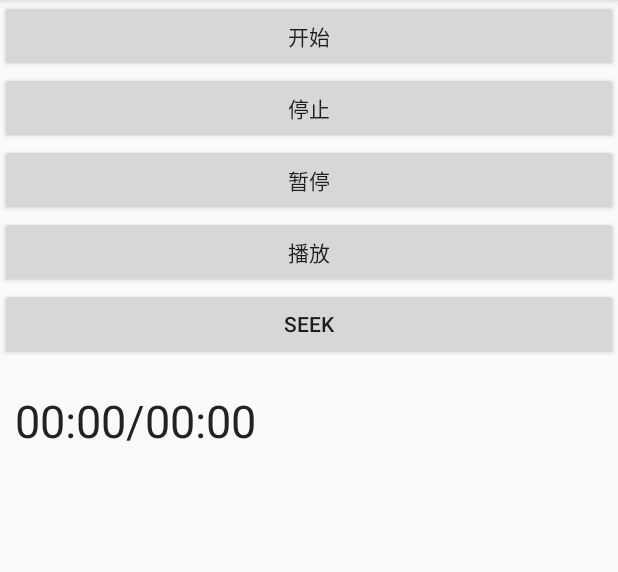
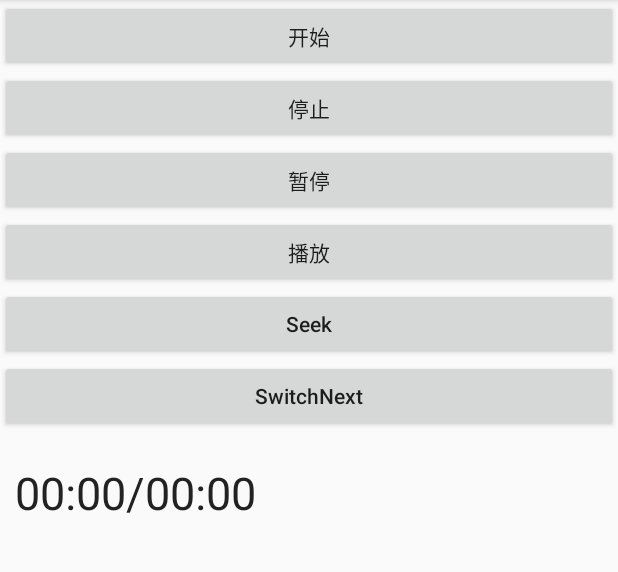
Before and after one commit to gogoDoPeter/WeMusic2, an Android app: the screen it shows after launch (MainActivity), after a tap on "停止", on a phone screen of 412 x 824 dp, the part 84-656 px from its top. Run offline under Robolectric (Android 15) with nearby library versions, the phone set to English and light mode, and no system bars; 7 statements that could not run were skipped.

Commit message:
Implement switch next

```diff
--- a/app/src/main/java/com/peter/wemusic/MainActivity.java
+++ b/app/src/main/java/com/peter/wemusic/MainActivity.java
@@ -185,4 +185,8 @@ public class MainActivity extends AppCompatActivity {
     public void seek(View view) {
         wePlayer.seek(215);
     }
+
+    public void switch_next(View view) {
+        wePlayer.playNext("http://ngcdn004.cnr.cn/live/dszs/index.m3u8");
+    }
 }
--- a/app/src/main/res/layout/activity_main.xml
+++ b/app/src/main/res/layout/activity_main.xml
@@ -33,8 +33,14 @@
         android:layout_width="match_parent"
         android:layout_height="wrap_content"
         android:text="Seek"
+        android:textAllCaps="false"
         android:onClick="seek"/>
-
+    <Button
+        android:layout_width="match_parent"
+        android:layout_height="wrap_content"
+        android:text="SwitchNext"
+        android:textAllCaps="false"
+        android:onClick="switch_next"/>
     <TextView
             android:id="@+id/tv_time"
             android:layout_width="wrap_content"
--- a/myplayer/src/main/java/com/peter/myplayer/player/WeAudioPlayer.java
+++ b/myplayer/src/main/java/com/peter/myplayer/player/WeAudioPlayer.java
@@ -35,6 +35,7 @@ public class WeAudioPlayer {
     private MyOnErrorListener onErrorListener;
     private MyOnCompleteListener onCompleteListener;
     private static TimeInfoBean timeInfoBean;
+    private static boolean isPlayNext = false;
 
     public WeAudioPlayer() {
         MyLog.d("WeAudioPlayer constructor in MyLog");
@@ -100,6 +101,8 @@ public class WeAudioPlayer {
             MyLog.d("data source not be empty");
             return;
         }
+        //TODO start new child thread1, native-lib new child thread2,
+        // finally execute func in which thread?
         new Thread(new Runnable() {
             @Override
             public void run() {
@@ -109,8 +112,8 @@ public class WeAudioPlayer {
         }).start();
     }
 
-    public void stop() {
-        timeInfoBean=null;
+    public void stop() {//TODO why stop new thread?
+        timeInfoBean = null;
         new Thread(new Runnable() {
             @Override
             public void run() {
@@ -122,7 +125,6 @@ public class WeAudioPlayer {
     public void seek(int second) {
         NativeSeek(second);
     }
-
 
     public void pause() {
         pauseNative();
@@ -138,6 +140,11 @@ public class WeAudioPlayer {
         }
     }
 
+    public void playNext(String source_) {
+        source = source_;
+        isPlayNext = true;
+        stop();
+    }
 
     /**
      * c++回调java的方法
@@ -173,10 +180,17 @@ public class WeAudioPlayer {
         }
     }
 
-    public void onCallComplete(){
-        if(onCompleteListener != null){
+    public void onCallComplete() {
+        if (onCompleteListener != null) {
             stop();
             onCompleteListener.onComplete();
+        }
+    }
+
+    public void onCallNext() {
+        if (isPlayNext) {
+            isPlayNext = false;
+            prepared();
         }
     }
 
@@ -191,4 +205,6 @@ public class WeAudioPlayer {
     private native void nativeStop();
 
     private native void NativeSeek(int seconds);
+
+
 }
```
Also changed, not shown: 1 other file.
